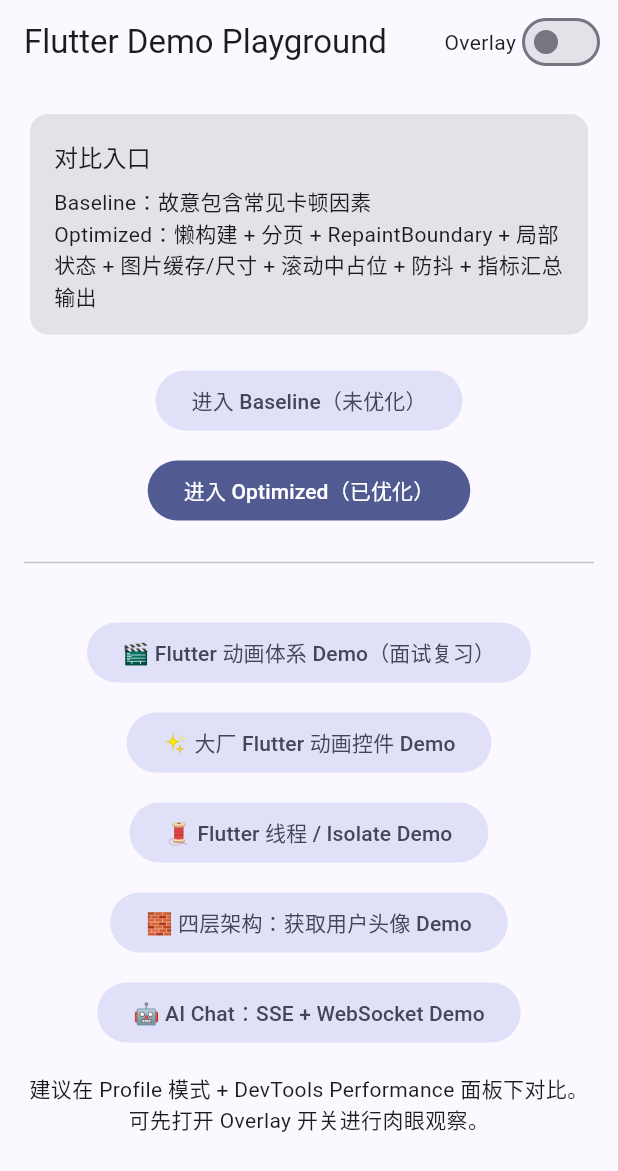
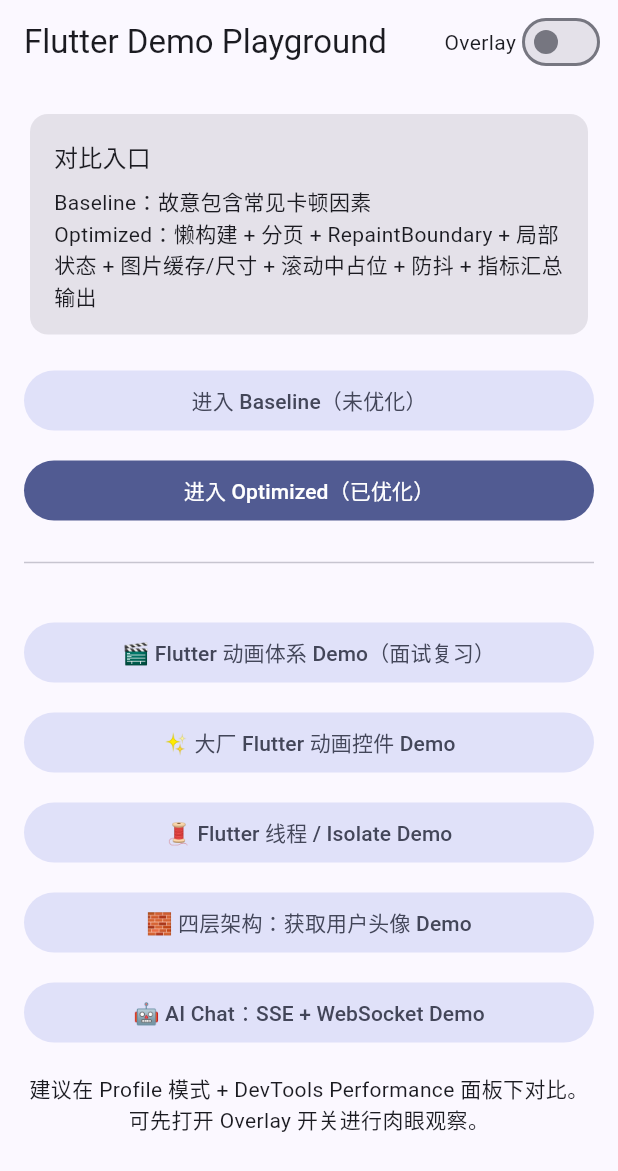
Before and after one commit to maochengfangv/21DaysALLIN, a Flutter app: the screen it shows after launch, on a phone screen of 412 x 824 dp. Shown: the top 1171 px of the screen. Run offline on Flutter 3.47's test engine with Material 3 defaults, Android fonts, the light colour scheme and no system bars; our stand-ins replace cached_network_image, dio, plugin_platform_interface; missing offline and left inert: dart:ffi; accounts and stored records are empty.

Commit message:
优化 HomePage 在小屏/键盘切换后的布局

```diff
--- a/flutter_demo/lib/main.dart
+++ b/flutter_demo/lib/main.dart
@@ -85,10 +85,9 @@
           const SizedBox(width: 8),
         ],
       ),
-      body: Padding(
+      body: ListView(
         padding: const EdgeInsets.all(16),
-        child: Column(
-          children: [
+        children: [
             Card(
               elevation: 0,
               color: color.surfaceContainerHighest,
@@ -154,8 +153,7 @@
               '建议在 Profile 模式 + DevTools Performance 面板下对比。\n可先打开 Overlay 开关进行肉眼观察。',
               textAlign: TextAlign.center,
             ),
-          ],
-        ),
+        ],
       ),
     );
   }
```
